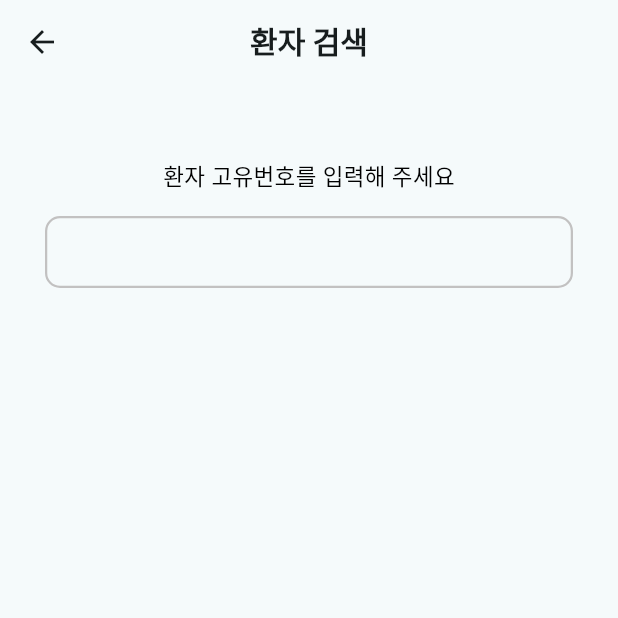
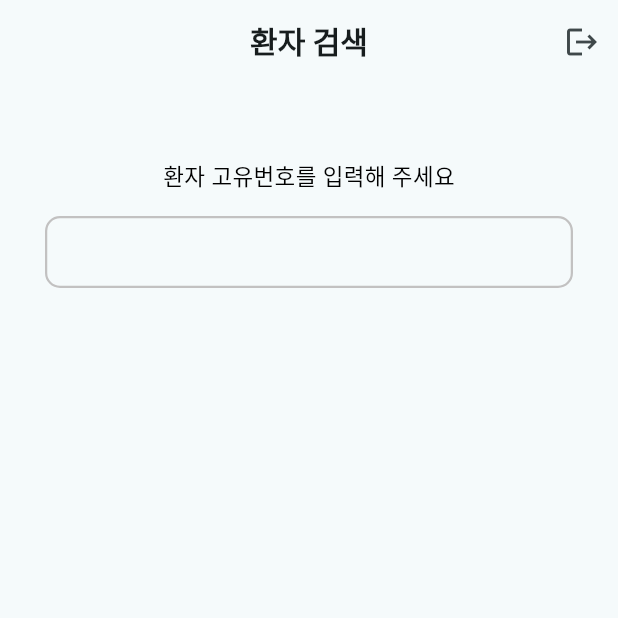
Before and after one commit to hyun56/Dowajo, a Flutter app: the PatientSearchScreen screen opened directly, on a phone screen of 412 x 824 dp, the top half of it. Run offline on Flutter 3.47's test engine with Material 3 defaults, Android fonts, the phone set to English and light mode, and no system bars; our stand-ins replace cloud_firestore, firebase_auth, firebase_core, firebase_messaging, flutter_local_notifications, get and 4 more; missing offline and left inert: android_alarm_manager_plus, workmanager; accounts and stored records are empty.

Commit message:
도윤 - 환자조회 로그아웃

```diff
--- a/lib/Screens/patient_search_screen.dart
+++ b/lib/Screens/patient_search_screen.dart
@@ -1,3 +1,4 @@
+import 'package:dowajo/Screens/login/login.dart';
 import 'package:dowajo/common/fcm/fcm_manager.dart';
 import 'package:flutter/cupertino.dart';
 import 'package:flutter/material.dart';
@@ -26,6 +27,8 @@ class _PatientSearchScreenState extends State<PatientSearchScreen> {
   Widget build(BuildContext context) {
     return Scaffold(
       appBar: AppBar(
+        automaticallyImplyLeading: false, //자동으로 생성되는 뒤로가기 제거
+
         title: const Text(
           '환자 검색',
           style: TextStyle(
@@ -34,6 +37,15 @@ class _PatientSearchScreenState extends State<PatientSearchScreen> {
           ),
         ),
         centerTitle: true,
+        actions: [
+          IconButton(
+            onPressed: () {
+              controller.searchResult.value = null;
+              Get.offAll(() => const LoginScreen());
+            },
+            icon: const Icon(Icons.logout),
+          ),
+        ],
       ),
       body: Column(
         children: <Widget>[
```
